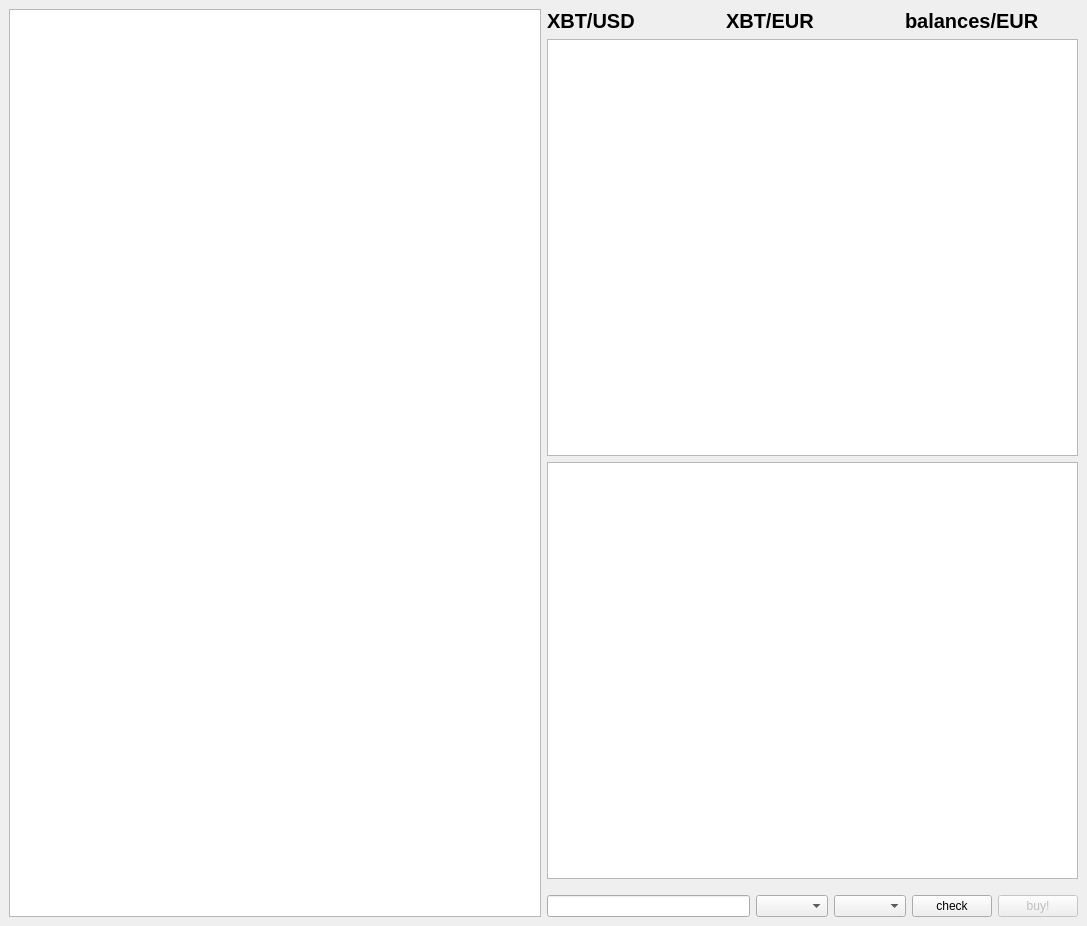
First picture: the form in trader.ui, repository frans-fuerst/ticker, before the edit.
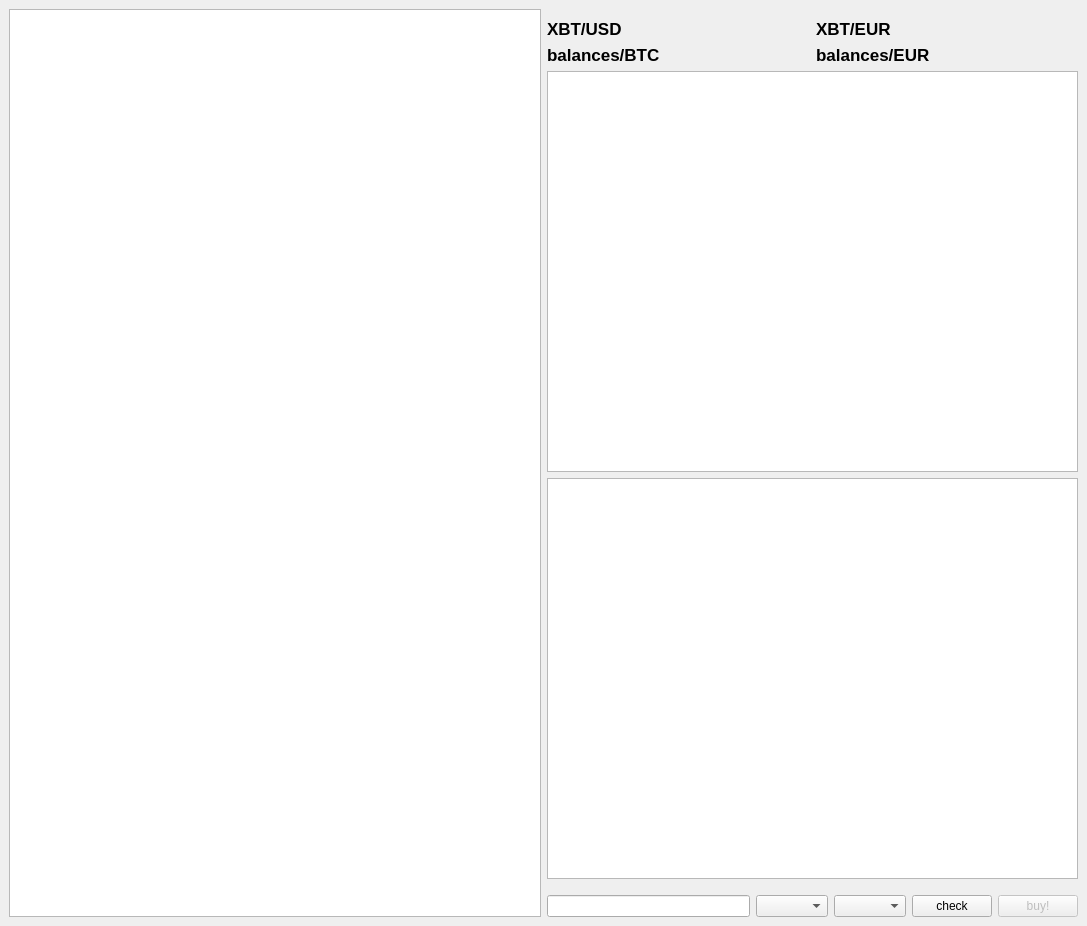
Second picture: the form after the edit.

Commit message: multi theaded updating

Patch:
```diff
--- a/trader.ui
+++ b/trader.ui
@@ -21,12 +21,18 @@
     <item>
      <layout class="QVBoxLayout" name="verticalLayout">
       <item>
-       <layout class="QHBoxLayout" name="horizontalLayout_2">
-        <item>
+       <layout class="QHBoxLayout" name="horizontalLayout_2"/>
+      </item>
+      <item>
+       <layout class="QGridLayout" name="gridLayout">
+        <property name="topMargin">
+         <number>10</number>
+        </property>
+        <item row="0" column="0">
          <widget class="QLabel" name="lbl_XBT_USD">
           <property name="font">
            <font>
-            <pointsize>15</pointsize>
+            <pointsize>13</pointsize>
             <weight>75</weight>
             <bold>true</bold>
            </font>
@@ -36,11 +42,11 @@
           </property>
          </widget>
         </item>
-        <item>
+        <item row="0" column="1">
          <widget class="QLabel" name="lbl_XBT_EUR">
           <property name="font">
            <font>
-            <pointsize>15</pointsize>
+            <pointsize>13</pointsize>
             <weight>75</weight>
             <bold>true</bold>
            </font>
@@ -50,11 +56,11 @@
           </property>
          </widget>
         </item>
-        <item>
+        <item row="1" column="1">
          <widget class="QLabel" name="lbl_bal_EUR">
           <property name="font">
            <font>
-            <pointsize>15</pointsize>
+            <pointsize>13</pointsize>
             <weight>75</weight>
             <bold>true</bold>
            </font>
@@ -64,6 +70,20 @@
           </property>
          </widget>
         </item>
+        <item row="1" column="0">
+         <widget class="QLabel" name="lbl_bal_BTC">
+          <property name="font">
+           <font>
+            <pointsize>13</pointsize>
+            <weight>75</weight>
+            <bold>true</bold>
+           </font>
+          </property>
+          <property name="text">
+           <string>balances/BTC</string>
+          </property>
+         </widget>
+        </item>
        </layout>
       </item>
       <item>
```
The commit also changes 2 other files.
